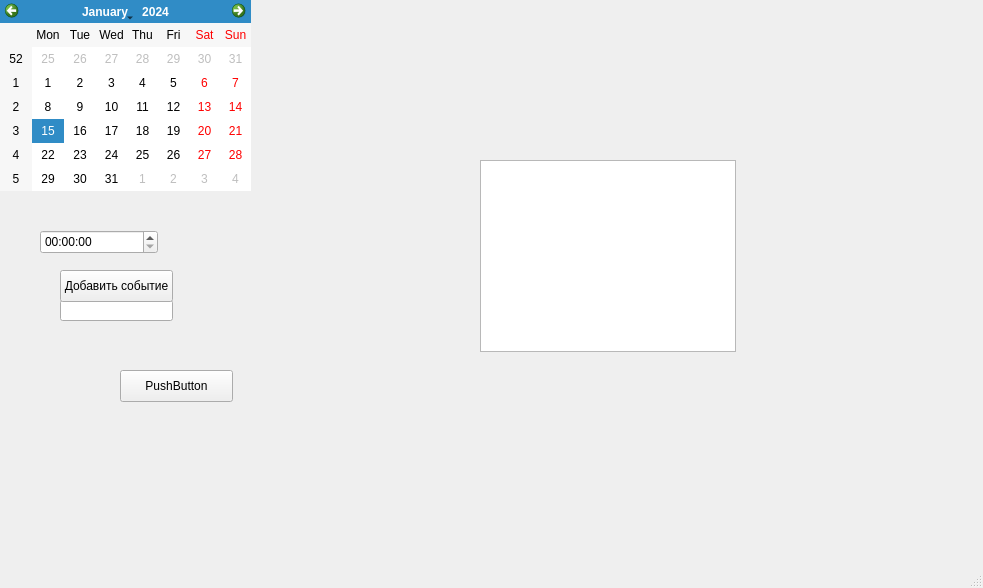
The window that Задание 3. Планировщик.ui (Arsen1y-dev/UID) describes before a commit, drawn with Qt 5.
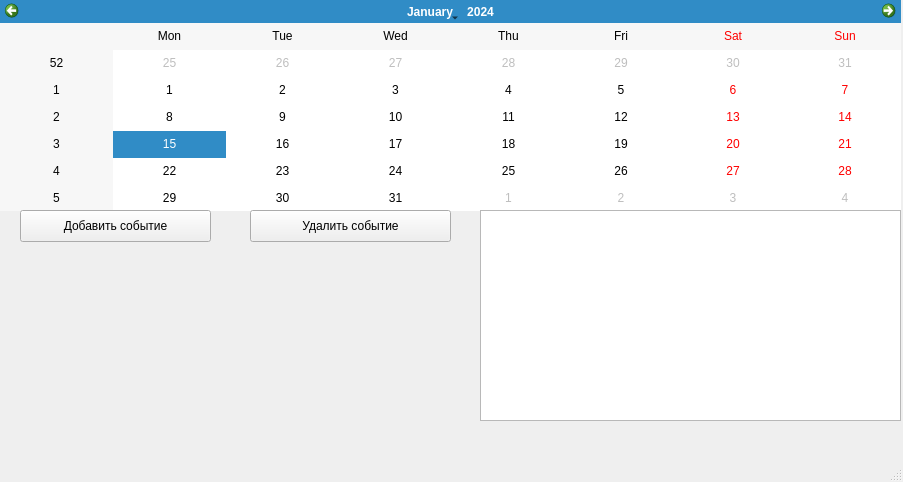
The same window after the commit.

Patch:
```diff
--- a/Задание 3. Планировщик.ui
+++ b/Задание 3. Планировщик.ui
@@ -6,8 +6,8 @@
    <rect>
     <x>0</x>
     <y>0</y>
-    <width>983</width>
-    <height>588</height>
+    <width>903</width>
+    <height>482</height>
    </rect>
   </property>
   <property name="windowTitle">
@@ -19,37 +19,17 @@
      <rect>
       <x>0</x>
       <y>0</y>
-      <width>251</width>
-      <height>191</height>
-     </rect>
-    </property>
-   </widget>
-   <widget class="QTimeEdit" name="timeEdit">
-    <property name="geometry">
-     <rect>
-      <x>40</x>
-      <y>230</y>
-      <width>118</width>
-      <height>24</height>
-     </rect>
-    </property>
-   </widget>
-   <widget class="QLineEdit" name="lineEdit">
-    <property name="geometry">
-     <rect>
-      <x>60</x>
-      <y>300</y>
-      <width>113</width>
-      <height>21</height>
+      <width>901</width>
+      <height>211</height>
      </rect>
     </property>
    </widget>
    <widget class="QPushButton" name="addButton">
     <property name="geometry">
      <rect>
-      <x>60</x>
-      <y>270</y>
-      <width>113</width>
+      <x>20</x>
+      <y>210</y>
+      <width>191</width>
       <height>32</height>
      </rect>
     </property>
@@ -60,23 +40,23 @@
    <widget class="QPushButton" name="removeButton">
     <property name="geometry">
      <rect>
-      <x>120</x>
-      <y>370</y>
-      <width>113</width>
+      <x>250</x>
+      <y>210</y>
+      <width>201</width>
       <height>32</height>
      </rect>
     </property>
     <property name="text">
-     <string>PushButton</string>
+     <string>Удалить событие</string>
     </property>
    </widget>
    <widget class="QListWidget" name="eventList">
     <property name="geometry">
      <rect>
       <x>480</x>
-      <y>160</y>
-      <width>256</width>
-      <height>192</height>
+      <y>210</y>
+      <width>421</width>
+      <height>211</height>
      </rect>
     </property>
    </widget>
```
Left out of the diff: 4 changed lines with no effect on the pictures.
